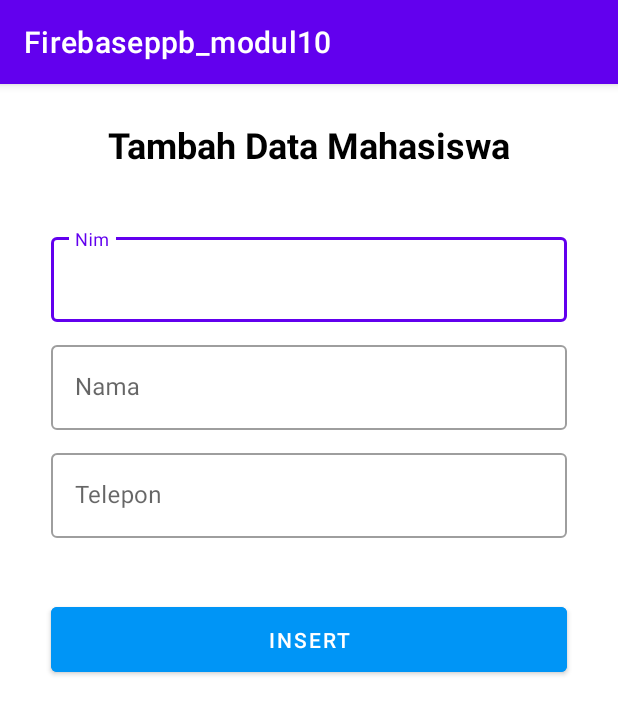
After one commit to zahromstfd/Firebaseppb, an Android app: the Insert screen opened directly, with no data from a screen before it, on a phone screen of 412 x 824 dp. The commit adds this screen. Shown: the top 714 px of the screen. Run offline under Robolectric (Android 15) with nearby library versions, the phone set to English and light mode, and no system bars; our stand-ins replace Firebase (no records; nobody signed in at launch, a user with empty details on screens opened directly).

Commit message:
update crud

```diff
--- /dev/null
+++ b/app/src/main/java/com/example/firebaseppb_modul10/Fitur/Insert.kt
@@ -0,0 +1,60 @@
+package com.example.firebaseppb_modul10.Fitur
+
+import android.os.Bundle
+import android.widget.Button
+import androidx.appcompat.app.AppCompatActivity
+import com.example.firebaseppb_modul10.Mahasiswa
+import com.example.firebaseppb_modul10.R
+import com.google.android.material.textfield.TextInputEditText
+import com.google.firebase.database.DatabaseReference
+import com.google.firebase.database.FirebaseDatabase
+class Insert : AppCompatActivity() {
+    private lateinit var inputNim: TextInputEditText
+    private lateinit var inputNama: TextInputEditText
+    private lateinit var inputTelepon: TextInputEditText
+    private lateinit var insertButton: Button
+    private lateinit var database: DatabaseReference
+    override fun onCreate(savedInstanceState: Bundle?) {
+        super.onCreate(savedInstanceState)
+        setContentView(R.layout.activity_insert)
+        inputNim = findViewById(R.id.inputNimIns)
+        inputNama = findViewById(R.id.inputNamaIns)
+        inputTelepon = findViewById(R.id.inputTeleponIns)
+        insertButton = findViewById(R.id.btnTambah)
+        // Mendapatkan referensi database Firebase
+        database =
+            FirebaseDatabase.getInstance().getReference("mahasiswa")
+        insertButton.setOnClickListener {
+            val nim = inputNim.text.toString().trim()
+            val nama = inputNama.text.toString().trim()
+            val telepon = inputTelepon.text.toString().trim()
+            if (nim.isNotEmpty() && nama.isNotEmpty() &&
+                telepon.isNotEmpty()) {
+                tambahDataMahasiswa(nama, nim, telepon)
+            } else {
+                // Handling jika field tidak diisi
+// Misalnya dengan menampilkan pesan kesalahan
+            }
+        }
+    }
+    private fun tambahDataMahasiswa(nama: String, nim: String,
+                                    telepon: String) {
+        // Generate ID baru untuk mahasiswa
+        val mahasiswaId = database.push().key
+        // Buat objek Mahasiswa baru
+        val mahasiswa = Mahasiswa(nama, nim, telepon)
+        // Tambahkan data ke Firebase dengan ID yang baru dibuat
+        if (mahasiswaId != null) {
+            database.child(mahasiswaId).setValue(mahasiswa)
+                .addOnCompleteListener {
+                    // Handling ketika penambahan data selesai
+// Misalnya dengan menampilkan pesan sukses
+// atau kembali ke activity sebelumnya
+                }
+                .addOnFailureListener {
+                    // Handling jika penambahan data gagal
+// Misalnya dengan menampilkan pesan kesalahan
+                }
+        }
+    }
+}
--- /dev/null
+++ b/app/src/main/res/layout/activity_insert.xml
@@ -0,0 +1,93 @@
+<?xml version="1.0" encoding="utf-8"?>
+<androidx.constraintlayout.widget.ConstraintLayout
+    xmlns:android="http://schemas.android.com/apk/res/android"
+    xmlns:app="http://schemas.android.com/apk/res-auto"
+    xmlns:tools="http://schemas.android.com/tools"
+    android:layout_width="match_parent"
+    android:layout_height="match_parent"
+    android:layout_margin="24dp"
+    tools:context=".Fitur.Insert">
+    <TextView
+        android:id="@+id/textView"
+        android:layout_width="match_parent"
+        android:layout_height="wrap_content"
+        android:text="Tambah Data Mahasiswa"
+        android:textAlignment="center"
+        android:textColor="@color/black"
+        android:textSize="24sp"
+        android:textStyle="bold"
+        app:layout_constraintEnd_toEndOf="parent"
+        app:layout_constraintHorizontal_bias="0.0"
+        app:layout_constraintStart_toStartOf="parent"
+        app:layout_constraintTop_toTopOf="parent" />
+    <com.google.android.material.textfield.TextInputLayout
+        android:id="@+id/editTextNim"
+
+        style="@style/Widget.MaterialComponents.TextInputLayout.OutlinedBox"
+        android:layout_width="match_parent"
+        android:layout_height="wrap_content"
+        android:layout_marginTop="40dp"
+        android:paddingStart="10dp"
+        android:paddingEnd="10dp"
+        app:layout_constraintTop_toBottomOf="@+id/textView">
+        <com.google.android.material.textfield.TextInputEditText
+            android:id="@+id/inputNimIns"
+            android:layout_width="match_parent"
+            android:layout_height="wrap_content"
+            android:drawablePadding="10dp"
+            android:hint="Nim"
+            android:inputType="phone">
+        </com.google.android.material.textfield.TextInputEditText>
+    </com.google.android.material.textfield.TextInputLayout>
+    <com.google.android.material.textfield.TextInputLayout
+        android:id="@+id/editTextNamaIns"
+
+        style="@style/Widget.MaterialComponents.TextInputLayout.OutlinedBox"
+        android:layout_width="match_parent"
+        android:layout_height="wrap_content"
+        android:layout_marginTop="10dp"
+        android:paddingStart="10dp"
+        android:paddingEnd="10dp"
+        app:layout_constraintTop_toBottomOf="@+id/editTextNim">
+        <com.google.android.material.textfield.TextInputEditText
+            android:id="@+id/inputNamaIns"
+            android:layout_width="match_parent"
+            android:layout_height="wrap_content"
+            android:drawablePadding="10dp"
+            android:hint="Nama"
+            android:inputType="text">
+        </com.google.android.material.textfield.TextInputEditText>
+    </com.google.android.material.textfield.TextInputLayout>
+    <com.google.android.material.textfield.TextInputLayout
+        android:id="@+id/editTextTeleponIns"
+
+        style="@style/Widget.MaterialComponents.TextInputLayout.OutlinedBox"
+        android:layout_width="match_parent"
+        android:layout_height="wrap_content"
+        android:layout_marginTop="10dp"
+        android:paddingStart="10dp"
+        android:paddingEnd="10dp"
+        app:layout_constraintTop_toBottomOf="@+id/editTextNamaIns">
+        <com.google.android.material.textfield.TextInputEditText
+            android:id="@+id/inputTeleponIns"
+            android:layout_width="match_parent"
+            android:layout_height="wrap_content"
+            android:drawablePadding="10dp"
+            android:hint="Telepon"
+            android:inputType="phone">
+        </com.google.android.material.textfield.TextInputEditText>
+    </com.google.android.material.textfield.TextInputLayout>
+    <com.google.android.material.button.MaterialButton
+        android:layout_marginStart="10dp"
+        android:layout_marginEnd="10dp"
+        android:id="@+id/btnTambah"
+        android:layout_width="match_parent"
+        android:layout_height="wrap_content"
+        android:layout_marginTop="40dp"
+        android:backgroundTint="#0095F6"
+        android:padding="12dp"
+        android:text="Insert"
+        android:textColor="@color/white"
+
+        app:layout_constraintTop_toBottomOf="@+id/editTextTeleponIns" />
+</androidx.constraintlayout.widget.ConstraintLayout>
```
Also changed, not shown: app/src/main/AndroidManifest.xml (+8 -0 lines), app/src/main/java/com/example/firebaseppb_modul10/Fitur/Edit.kt (added, +61 -0 lines), app/src/main/java/com/example/firebaseppb_modul10/MahasiswaAdapter.kt (+54 -13 lines), app/src/main/java/com/example/firebaseppb_modul10/MainActivity.kt (+51 -21 lines), app/src/main/res/layout/activity_edit.xml (added, +95 -0 lines).
